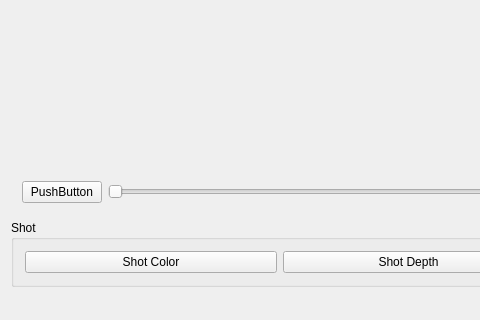
The window that mainwindow.ui (hiroyky/OniPlayer) describes before a commit, drawn with Qt 5; both pictures show x 0 to 480 and y 290 to 610 of the 817 by 610 pixel window.
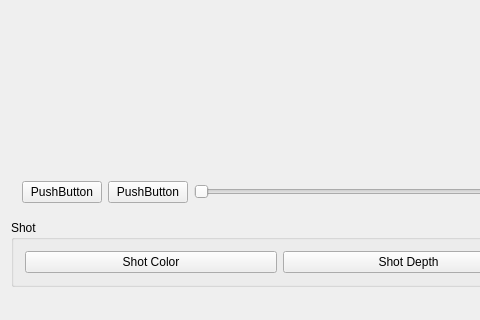
The same window after the commit. Custom widgets are drawn as their Qt base class.

```diff
--- a/mainwindow.ui
+++ b/mainwindow.ui
@@ -55,6 +55,13 @@
          </property>
         </widget>
        </item>
+       <item>
+        <widget class="QPushButton" name="recordButton">
+         <property name="text">
+          <string>PushButton</string>
+         </property>
+        </widget>
+       </item>
        <item>
         <widget class="QSlider" name="seekSlider">
          <property name="orientation">
```
